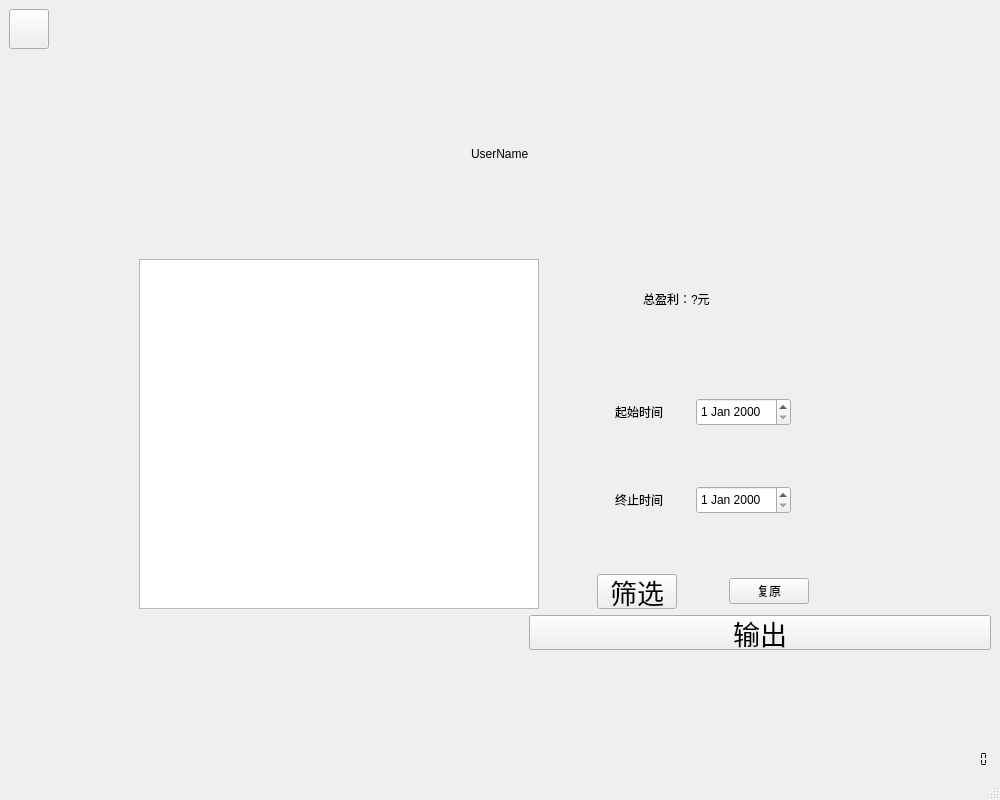
Old version of the form shopsearchwindow.ui in the repository liuweiky/CCIMS.
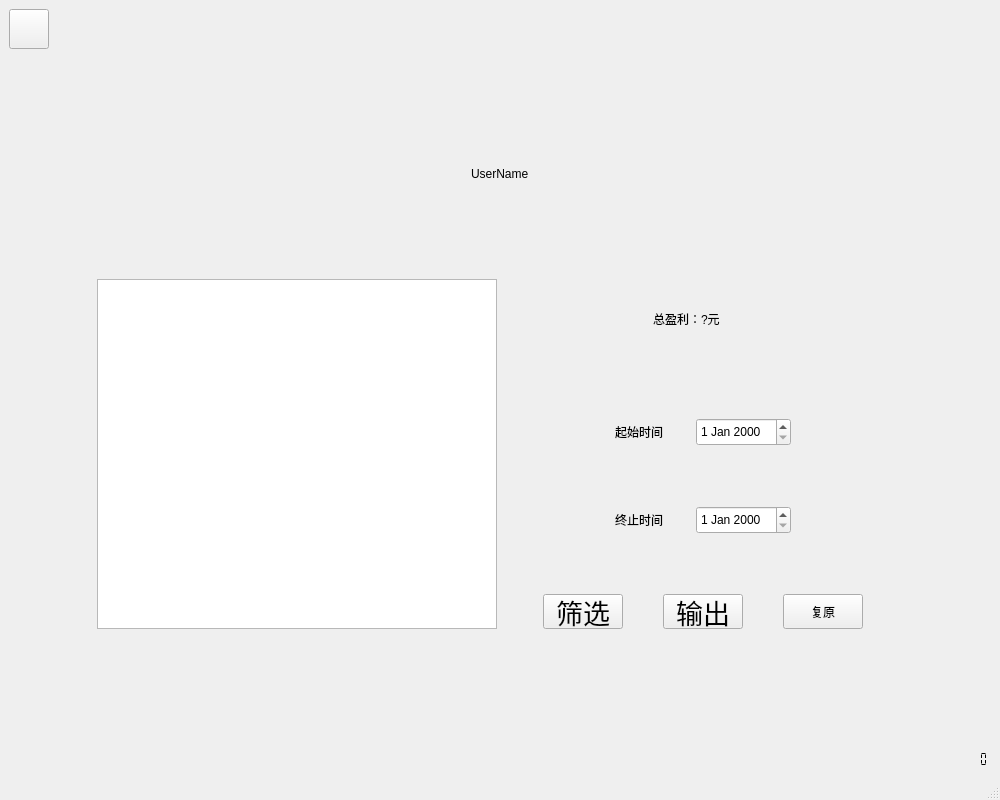
New version of the form. Icons and pictures are not drawn.

The edit to the form file:
```diff
--- a/shopsearchwindow.ui
+++ b/shopsearchwindow.ui
@@ -94,8 +94,8 @@
       </item>
      </layout>
     </item>
-    <item row="3" column="2">
-     <spacer name="verticalSpacer_4">
+    <item row="0" column="1">
+     <spacer name="verticalSpacer_3">
       <property name="orientation">
        <enum>Qt::Vertical</enum>
       </property>
@@ -416,6 +416,50 @@
               </property>
              </widget>
             </item>
+            <item>
+             <spacer name="horizontalSpacer_16">
+              <property name="orientation">
+               <enum>Qt::Horizontal</enum>
+              </property>
+              <property name="sizeHint" stdset="0">
+               <size>
+                <width>40</width>
+                <height>20</height>
+               </size>
+              </property>
+             </spacer>
+            </item>
+            <item>
+             <widget class="QPushButton" name="ExportButton">
+              <property name="minimumSize">
+               <size>
+                <width>0</width>
+                <height>35</height>
+               </size>
+              </property>
+              <property name="maximumSize">
+               <size>
+                <width>16777215</width>
+                <height>35</height>
+               </size>
+              </property>
+              <property name="font">
+               <font>
+                <family>.SF NS Text</family>
+                <pointsize>20</pointsize>
+                <weight>50</weight>
+                <italic>false</italic>
+                <bold>false</bold>
+               </font>
+              </property>
+              <property name="styleSheet">
+               <string notr="true">font: 20pt &quot;.SF NS Text&quot;;</string>
+              </property>
+              <property name="text">
+               <string>输出</string>
+              </property>
+             </widget>
+            </item>
             <item>
              <spacer name="horizontalSpacer_15">
               <property name="orientation">
@@ -431,6 +475,21 @@
             </item>
             <item>
              <widget class="QPushButton" name="ResetButton">
+              <property name="minimumSize">
+               <size>
+                <width>0</width>
+                <height>35</height>
+               </size>
+              </property>
+              <property name="maximumSize">
+               <size>
+                <width>16777215</width>
+                <height>35</height>
+               </size>
+              </property>
+              <property name="styleSheet">
+               <string notr="true">font: 20pt &quot;.SF NS Text&quot;;</string>
+              </property>
               <property name="text">
                <string>复原</string>
               </property>
@@ -470,7 +529,20 @@
       </item>
      </layout>
     </item>
-    <item row="3" column="3">
+    <item row="2" column="2">
+     <spacer name="verticalSpacer_4">
+      <property name="orientation">
+       <enum>Qt::Vertical</enum>
+      </property>
+      <property name="sizeHint" stdset="0">
+       <size>
+        <width>20</width>
+        <height>107</height>
+       </size>
+      </property>
+     </spacer>
+    </item>
+    <item row="2" column="3">
      <layout class="QVBoxLayout" name="verticalLayout_2">
       <item>
        <spacer name="verticalSpacer_2">
@@ -532,37 +604,6 @@
       </item>
      </layout>
     </item>
-    <item row="2" column="3">
-     <widget class="QPushButton" name="ExportButton">
-      <property name="minimumSize">
-       <size>
-        <width>0</width>
-        <height>35</height>
-       </size>
-      </property>
-      <property name="maximumSize">
-       <size>
-        <width>16777215</width>
-        <height>35</height>
-       </size>
-      </property>
-      <property name="font">
-       <font>
-        <family>.SF NS Text</family>
-        <pointsize>20</pointsize>
-        <weight>50</weight>
-        <italic>false</italic>
-        <bold>false</bold>
-       </font>
-      </property>
-      <property name="styleSheet">
-       <string notr="true">font: 20pt &quot;.SF NS Text&quot;;</string>
-      </property>
-      <property name="text">
-       <string>输出</string>
-      </property>
-     </widget>
-    </item>
    </layout>
   </widget>
   <widget class="QMenuBar" name="menubar">
```
Left out of the diff: 17 changed lines with no effect on the pictures.
